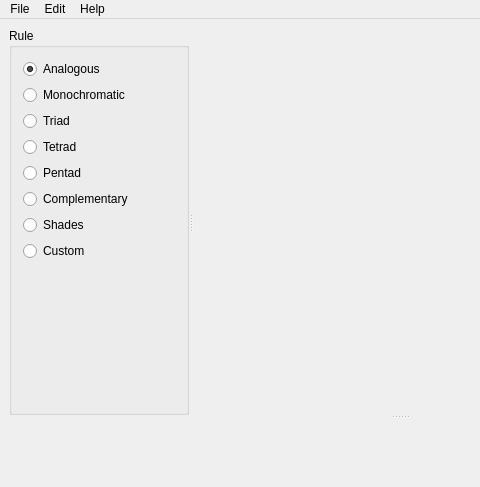
First picture: the form in src/main/python/cguis/main_window.ui, repository insad/DigitalPalette, before the edit; both pictures show x 0 to 480 and y 0 to 487 of the 800 by 600 pixel window.
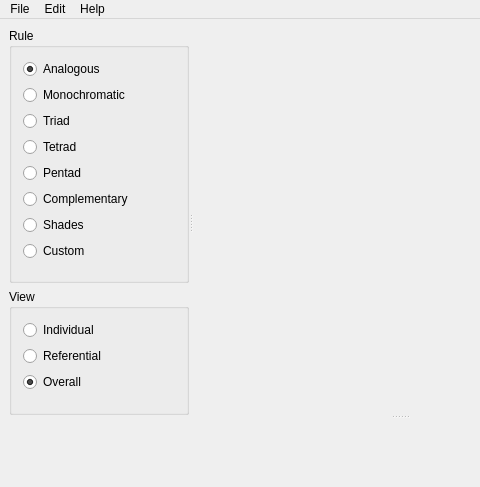
Second picture: the form after the edit.

Diff of the .ui file:
```diff
--- a/src/main/python/cguis/main_window.ui
+++ b/src/main/python/cguis/main_window.ui
@@ -78,19 +78,6 @@
               </property>
              </widget>
             </item>
-            <item row="0" column="1">
-             <spacer name="horizontalSpacer">
-              <property name="orientation">
-               <enum>Qt::Horizontal</enum>
-              </property>
-              <property name="sizeHint" stdset="0">
-               <size>
-                <width>25</width>
-                <height>20</height>
-               </size>
-              </property>
-             </spacer>
-            </item>
             <item row="1" column="0" colspan="2">
              <widget class="QRadioButton" name="rbtn_monochromatic">
               <property name="text">
@@ -142,6 +129,93 @@
             </item>
             <item row="8" column="0">
              <spacer name="verticalSpacer">
+              <property name="orientation">
+               <enum>Qt::Vertical</enum>
+              </property>
+              <property name="sizeHint" stdset="0">
+               <size>
+                <width>20</width>
+                <height>40</height>
+               </size>
+              </property>
+             </spacer>
+            </item>
+            <item row="7" column="1">
+             <spacer name="horizontalSpacer">
+              <property name="orientation">
+               <enum>Qt::Horizontal</enum>
+              </property>
+              <property name="sizeHint" stdset="0">
+               <size>
+                <width>25</width>
+                <height>20</height>
+               </size>
+              </property>
+             </spacer>
+            </item>
+           </layout>
+          </widget>
+         </item>
+         <item>
+          <widget class="QGroupBox" name="gbox_View">
+           <property name="title">
+            <string>View</string>
+           </property>
+           <layout class="QGridLayout" name="gridLayout_5">
+            <property name="leftMargin">
+             <number>11</number>
+            </property>
+            <property name="topMargin">
+             <number>11</number>
+            </property>
+            <property name="rightMargin">
+             <number>11</number>
+            </property>
+            <property name="bottomMargin">
+             <number>11</number>
+            </property>
+            <item row="0" column="0">
+             <widget class="QRadioButton" name="rbtn_individual">
+              <property name="text">
+               <string>Individual</string>
+              </property>
+              <property name="checked">
+               <bool>false</bool>
+              </property>
+             </widget>
+            </item>
+            <item row="1" column="0" colspan="2">
+             <widget class="QRadioButton" name="rbtn_referential">
+              <property name="text">
+               <string>Referential</string>
+              </property>
+             </widget>
+            </item>
+            <item row="2" column="0">
+             <widget class="QRadioButton" name="rbtn_overall">
+              <property name="text">
+               <string>Overall</string>
+              </property>
+              <property name="checked">
+               <bool>true</bool>
+              </property>
+             </widget>
+            </item>
+            <item row="0" column="1">
+             <spacer name="horizontalSpacer_4">
+              <property name="orientation">
+               <enum>Qt::Horizontal</enum>
+              </property>
+              <property name="sizeHint" stdset="0">
+               <size>
+                <width>25</width>
+                <height>20</height>
+               </size>
+              </property>
+             </spacer>
+            </item>
+            <item row="3" column="0">
+             <spacer name="verticalSpacer_4">
               <property name="orientation">
                <enum>Qt::Vertical</enum>
               </property>
```
